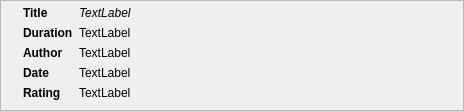
Qt form weboob/frontends/qvideoob/ui/minivideo.ui (laurentb/weboob) before a commit.
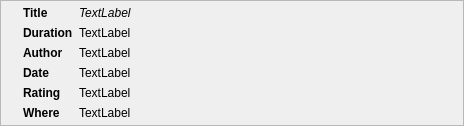
The same form after that commit.

The edit to the form file:
```diff
--- a/weboob/frontends/qvideoob/ui/minivideo.ui
+++ b/weboob/frontends/qvideoob/ui/minivideo.ui
@@ -7,7 +7,7 @@
     <x>0</x>
     <y>0</y>
     <width>464</width>
-    <height>111</height>
+    <height>112</height>
    </rect>
   </property>
   <property name="windowTitle">
@@ -160,6 +160,26 @@
        </property>
       </widget>
      </item>
+     <item row="5" column="0">
+      <widget class="QLabel" name="label">
+       <property name="font">
+        <font>
+         <weight>75</weight>
+         <bold>true</bold>
+        </font>
+       </property>
+       <property name="text">
+        <string>Where</string>
+       </property>
+      </widget>
+     </item>
+     <item row="5" column="1">
+      <widget class="QLabel" name="backendLabel">
+       <property name="text">
+        <string>TextLabel</string>
+       </property>
+      </widget>
+     </item>
     </layout>
    </item>
   </layout>
```
